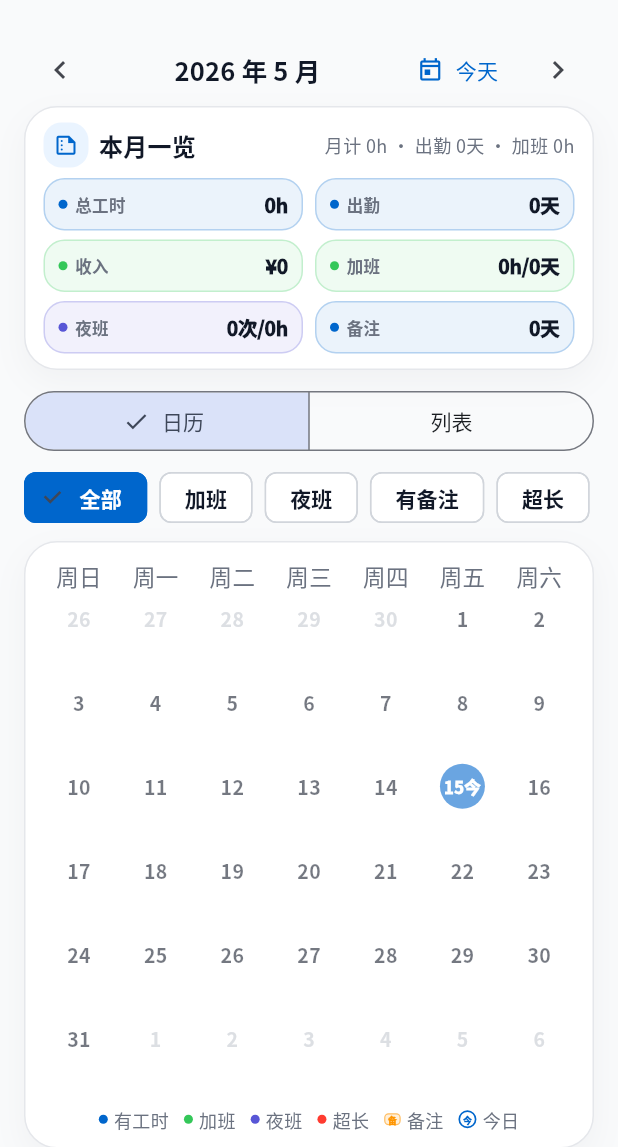
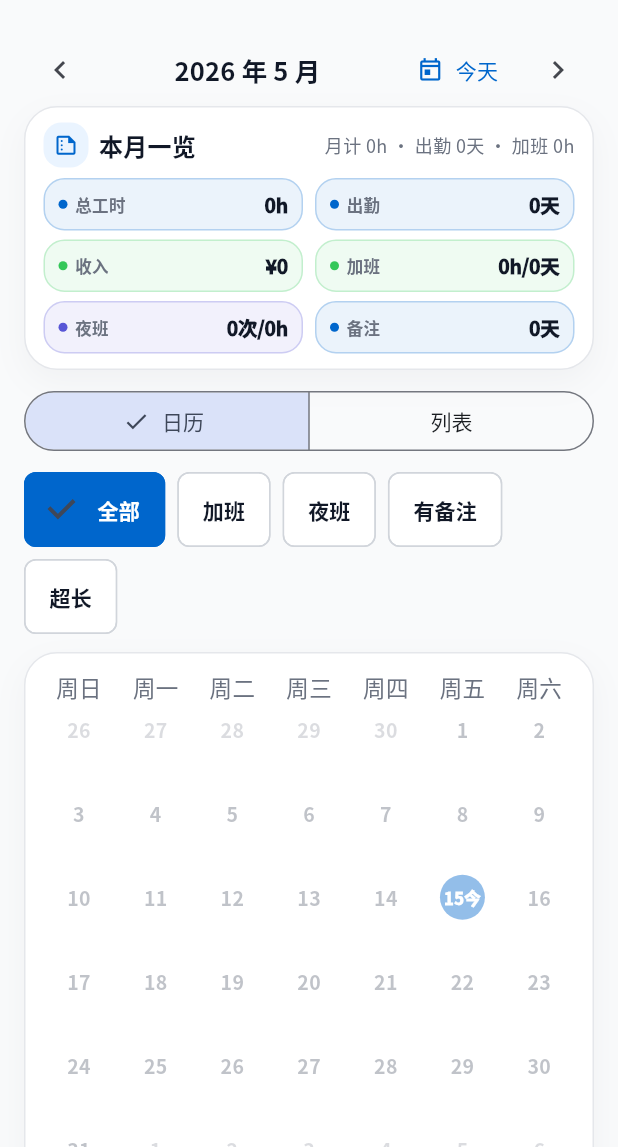
Before and after one commit to congmucc/shift-ledger-android, a Flutter app: the CalendarPage widget shown alone on an empty page, opened directly with empty values, on a phone screen of 412 x 824 dp, the part 89-1236 px from its top. Run offline on Flutter 3.47's test engine with Material 3 defaults, Android fonts, the phone set to English and light mode, and no system bars; drawn by our look-alikes of table_calendar; our stand-ins replace flutter_secure_storage; missing offline and left inert: flutter_file_dialog; accounts and stored records are empty.

Commit message:
fix: quiet filtered calendar days and restore chip tap targets

```diff
--- a/lib/src/ui/pages/calendar_page.dart
+++ b/lib/src/ui/pages/calendar_page.dart
@@ -32,6 +32,10 @@ class _CalendarPageState extends State<CalendarPage> {
   Widget build(BuildContext context) {
     final range = DateRange.month(_month.year, _month.month);
     final summary = widget.state.summaryFor(range);
+    final selectedMatchesFilter =
+        _filter.isAll || _matchesCurrentFilter(_selectedDay);
+    final monthHasFilterMatch =
+        _filter.isAll || _firstMatchingDayInMonth(_month) != null;
     return PageFrame(
       title: '工时日历',
       trailing: IconButton(
@@ -114,12 +118,46 @@ class _CalendarPageState extends State<CalendarPage> {
             matchesDay: _matchesCurrentFilter,
           ),
         SectionHeader(
-          title:
-              '${ymd(_selectedDay) == ymd(widget.state.now) ? '今日 · ' : ''}${_selectedDay.month} 月 ${_selectedDay.day} 日详情',
+          title: !_filter.isAll && !monthHasFilterMatch
+              ? '${_month.month} 月暂无${_filter.label}记录'
+              : '${ymd(_selectedDay) == ymd(widget.state.now) ? '今日 · ' : ''}${_selectedDay.month} 月 ${_selectedDay.day} 日详情${selectedMatchesFilter ? '' : '（未命中${_filter.label}）'}',
           actionLabel: '补一段',
           onAction: () =>
               showEditWorkEntrySheet(context, widget.state, day: _selectedDay),
         ),
+        if (!_filter.isAll && !selectedMatchesFilter) ...[
+          LedgerCard(
+            padding: const EdgeInsets.all(12),
+            color: LedgerColors.warningOrangeSoft,
+            child: Row(
+              crossAxisAlignment: CrossAxisAlignment.start,
+              children: [
+                const Padding(
+                  padding: EdgeInsets.only(top: 1),
+                  child: Icon(
+                    Icons.filter_alt_outlined,
+                    size: 18,
+                    color: LedgerColors.warningOrange,
+                  ),
+                ),
+                const SizedBox(width: 8),
+                Expanded(
+                  child: Text(
+                    monthHasFilterMatch
+                        ? '当前筛选为“${_filter.label}”，这一天不在筛选结果中；下面仍保留原始详情，方便继续查看或补录。'
+                        : '当前月份暂无“${_filter.label}”记录；下面仍保留所选日期的原始详情，避免筛选上下文混淆。',
+                    style: const TextStyle(
+                      color: LedgerColors.ink,
+                      fontSize: 13,
+                      height: 1.35,
+                    ),
+                  ),
+                ),
+              ],
+            ),
+          ),
+          const SizedBox(height: 8),
+        ],
         _DayDetails(state: widget.state, day: _selectedDay),
       ],
     );
@@ -377,8 +415,11 @@ class _MonthGrid extends StatelessWidget {
     final hasLongDuration = summary.totalHours > 12;
     final hasWork = entries.isNotEmpty;
     final visibleByFilter = matchesDay(day);
+    final isQuietDay = !visibleByFilter && !selected;
     final dateFill = selected
         ? LedgerColors.primaryBlue
+        : !visibleByFilter
+        ? Colors.transparent
         : hasNight
         ? LedgerColors.nightIndigoSoft.withValues(alpha: .9)
         : hasOvertime
@@ -388,6 +429,8 @@ class _MonthGrid extends StatelessWidget {
         : Colors.transparent;
     final dateTextColor = selected
         ? Colors.white
+        : isQuietDay
+        ? (today ? LedgerColors.primaryBlue : LedgerColors.muted)
         : inMonth
         ? LedgerColors.ink
         : LedgerColors.stone;
@@ -399,7 +442,7 @@ class _MonthGrid extends StatelessWidget {
       label:
           '${today ? '今日，' : ''}${day.month}月${day.day}日，${hoursText(summary.totalHours)}，${entries.length}段${hasOvertime ? '，有加班' : ''}${hasNight ? '，有夜班' : ''}${hasLongDuration ? '，时长偏长' : ''}${hasNote ? '，有备注' : ''}',
       child: Opacity(
-        opacity: inMonth ? (visibleByFilter ? 1 : .58) : .34,
+        opacity: inMonth ? (visibleByFilter ? 1 : .42) : .24,
         child: Padding(
           padding: const EdgeInsets.symmetric(horizontal: 2, vertical: 1),
           child: Column(
@@ -425,8 +468,10 @@ class _MonthGrid extends StatelessWidget {
                     color: today && !selected
                         ? LedgerColors.primaryBlue
                         : dateTextColor,
-                    fontWeight: selected || today || hasWork
+                    fontWeight: selected || today
                         ? FontWeight.w900
+                        : visibleByFilter && hasWork
+                        ? FontWeight.w800
                         : FontWeight.w700,
                     fontSize: today ? 11 : 13,
                   ),
@@ -762,6 +807,8 @@ class _TodayLegendMarker extends StatelessWidget {
 enum _CalendarFilter { all, overtime, night, note, longDuration }
 
 extension on _CalendarFilter {
+  bool get isAll => this == _CalendarFilter.all;
+
   String get label => switch (this) {
     _CalendarFilter.all => '全部',
     _CalendarFilter.overtime => '加班',
@@ -783,21 +830,26 @@ class _CalendarFilterChip extends StatelessWidget {
   final VoidCallback onSelected;
 
   @override
-  Widget build(BuildContext context) => ChoiceChip(
+  Widget build(BuildContext context) => ConstrainedBox(
+    constraints: const BoxConstraints(minHeight: 44),
+    child: ChoiceChip(
       label: Text(label),
       selected: selected,
       onSelected: (_) => onSelected(),
+      labelPadding: const EdgeInsets.symmetric(horizontal: 8, vertical: 6),
       labelStyle: TextStyle(
         color: selected ? Colors.white : LedgerColors.ink,
         fontWeight: FontWeight.w700,
       ),
       side: BorderSide(
-      color: selected ? LedgerColors.primaryBlue : LedgerColors.hairlineStrong,
+        color: selected
+            ? LedgerColors.primaryBlue
+            : LedgerColors.hairlineStrong,
       ),
       backgroundColor: LedgerColors.surfaceRaised,
       selectedColor: LedgerColors.primaryBlue,
-    visualDensity: const VisualDensity(horizontal: -2, vertical: -2),
-    materialTapTargetSize: MaterialTapTargetSize.shrinkWrap,
+      materialTapTargetSize: MaterialTapTargetSize.padded,
+    ),
   );
 }
 
```
Lines whose indentation alone changed are shown as unchanged.
